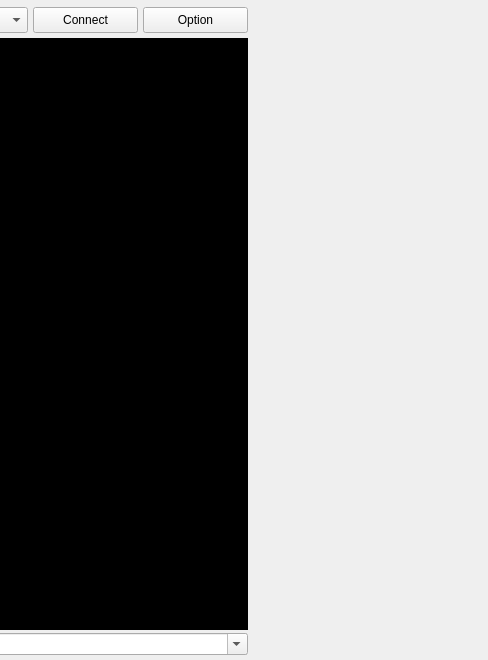
Old version of the form src/devclient/gui_src/gui.ui in the repository develer-staff/devclient; both pictures show x 447 to 935 and y 0 to 660 of the 935 by 660 pixel window.
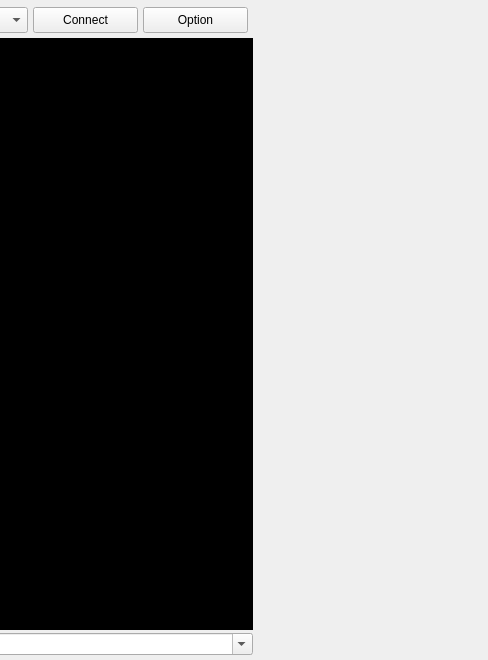
New version of the form. Icons and pictures are not drawn.

```diff
--- a/src/devclient/gui_src/gui.ui
+++ b/src/devclient/gui_src/gui.ui
@@ -245,7 +245,7 @@
       </property>
       <property name="minimumSize" >
        <size>
-        <width>230</width>
+        <width>225</width>
         <height>615</height>
        </size>
       </property>
```
Left out of the diff: 2 changed lines with no effect on the pictures.
